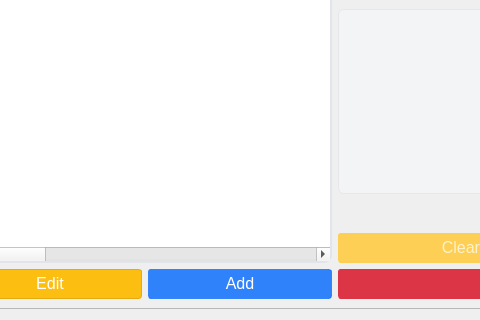
Above: ui/suppliers.ui from michael-halim/pos before the change; both pictures show x 263 to 743 and y 217 to 537 of the 1195 by 537 pixel window. Below: the same form after it.
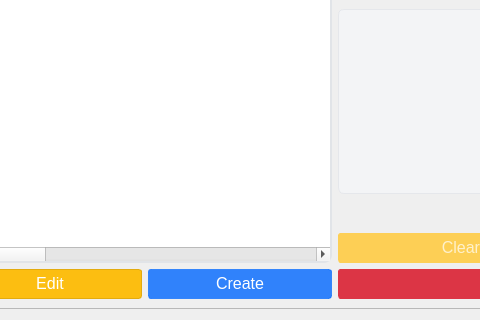
That is the form after the change. Icons and pictures are not drawn.

```diff
--- a/ui/suppliers.ui
+++ b/ui/suppliers.ui
@@ -698,7 +698,7 @@
 }</string>
               </property>
               <property name="text">
-               <string>Add</string>
+               <string>Create</string>
               </property>
               <property name="icon">
                <iconset>
```
